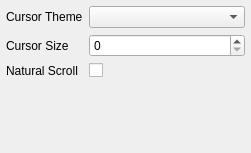
The window that src/mouse.ui (labwc/labwc-tweaks) describes before a commit, drawn with Qt 5.
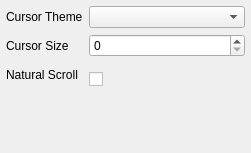
The same window after the commit.

Commit message: Set QCheckBox minimum height for a better-looking layout

The edit to the form file:
```diff
--- a/src/mouse.ui
+++ b/src/mouse.ui
@@ -51,7 +51,14 @@
     </widget>
    </item>
    <item row="2" column="1">
-    <widget class="QCheckBox" name="naturalScroll"/>
+    <widget class="QCheckBox" name="naturalScroll">
+     <property name="minimumSize">
+      <size>
+       <width>0</width>
+       <height>33</height>
+      </size>
+     </property>
+    </widget>
    </item>
   </layout>
  </widget>
```
The commit also changes 1 other file.
